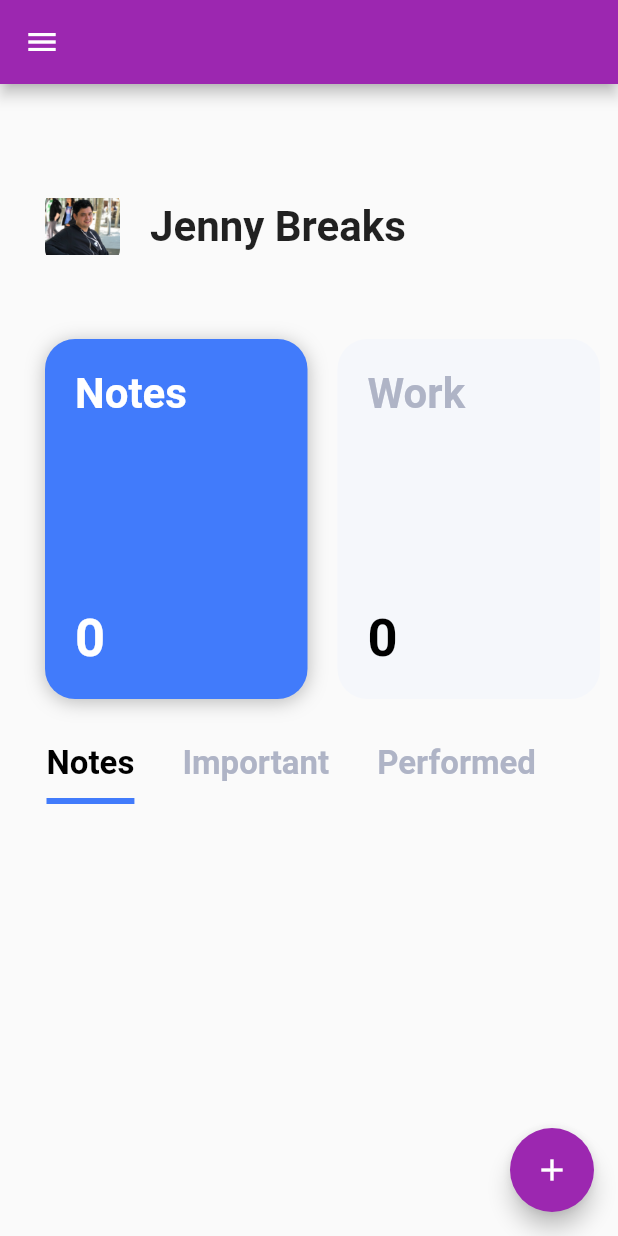
After one commit to Faisal1135/student-essential-app, a Flutter app: the NotesScreen screen opened by its route, on a phone screen of 412 x 824 dp. The commit adds this screen. Run offline on Flutter 3.47's test engine with Material 2 defaults, Android fonts, the phone set to English and light mode, and no system bars; our stand-ins replace flutter_form_builder, getflutter, hive, hive_flutter, image_picker; missing offline and left inert: firebase_ml_vision; accounts and stored records are empty; generated files the repository leaves out were written again.

Commit message:
primary note and note database setup

```diff
--- a/lib/constant.dart
+++ b/lib/constant.dart
@@ -1,3 +1,4 @@
 const kresultBox = 'resultbox';
 const kresultsBox = 'resultsbox';
 const String kHiveRoutineBox = "resultItem";
+const String kHiveNoteBox = "noteModel";
--- /dev/null
+++ b/lib/models/note_model.dart
@@ -0,0 +1,75 @@
+import 'package:hive/hive.dart';
+
+part 'note_model.g.dart';
+
+@HiveType(typeId: 5)
+class NoteModel {
+  @HiveField(0)
+  String title;
+
+  @HiveField(2)
+  String content;
+
+  @HiveField(3)
+  DateTime datetime;
+
+  @HiveField(4)
+  NoteTag noteTag;
+
+  @HiveField(5)
+  bool isImportent;
+
+  NoteModel(
+      {this.title,
+      this.content,
+      this.datetime,
+      this.noteTag,
+      this.isImportent = false});
+}
+
+@HiveType(typeId: 6)
+enum NoteTag {
+  @HiveField(0)
+  Home,
+  @HiveField(1)
+  Work,
+  @HiveField(2)
+  Notes,
+  @HiveField(3)
+  Complete,
+}
+
+const noteTagString = <NoteTag, String>{
+  NoteTag.Home: "Home",
+  NoteTag.Notes: "Notes",
+  NoteTag.Work: "Work",
+  NoteTag.Complete: "Complete"
+};
+
+// class Note {
+//   String title;
+//   String content;
+//   DateTime date;
+
+//   Note({this.title, this.content, this.date});
+// }
+
+//  Map<String, int> categories = {
+//   'Notes': 112,
+//   'Work': 58,
+//   'Home': 23,
+//   'Complete': 31,
+// };
+
+// final List<Note> notes = [
+//   Note(
+//     title: 'Buy ticket',
+//     content: 'Buy airplane ticket through Kayak for \$318.38',
+//     date: DateTime(2019, 10, 10, 8, 30),
+//   ),
+//   Note(
+//     title: 'Walk with dog',
+//     content: 'Walk on the street with my favorite dog.',
+//     date: DateTime(2019, 10, 10, 8, 30),
+//   ),
+// ];
--- a/lib/models/routine_model.dart
+++ b/lib/models/routine_model.dart
@@ -5,7 +5,7 @@ import 'package:hive/hive.dart';
 
 part 'routine_model.g.dart';
 
-@HiveType(typeId: 0)
+@HiveType(typeId: 4)
 class RoutineItem {
   @HiveField(0)
   final id;
--- /dev/null
+++ b/lib/screen/notes/note_main_page.dart
@@ -0,0 +1,275 @@
+import 'package:flutter/material.dart';
+import 'package:hive/hive.dart';
+import 'package:intl/intl.dart';
+import 'package:student/constant.dart';
+import 'package:student/screen/notes/note_edit.dart';
+import 'package:hive_flutter/hive_flutter.dart';
+import '../../widgets/mydrawer.dart';
+import '../../models/note_model.dart';
+
+class NotesScreen extends StatefulWidget {
+  static const routeName = "/note-main-screen";
+  @override
+  _NotesScreenState createState() => _NotesScreenState();
+}
+
+class _NotesScreenState extends State<NotesScreen>
+    with SingleTickerProviderStateMixin {
+  int _selectedCategoryIndex = 0;
+  TabController _tabController;
+  final DateFormat _dateFormatter = DateFormat('dd MMM');
+  final DateFormat _timeFormatter = DateFormat('h:mm');
+
+  @override
+  void initState() {
+    super.initState();
+    _tabController = TabController(initialIndex: 0, length: 3, vsync: this);
+  }
+
+  final nonModWid = Column(
+    children: <Widget>[
+      SizedBox(height: 40),
+      Padding(
+        padding: const EdgeInsets.all(30.0),
+        child: Row(
+          mainAxisAlignment: MainAxisAlignment.start,
+          children: <Widget>[
+            Container(
+              height: 50.0,
+              width: 50.0,
+              decoration: BoxDecoration(
+                image: DecorationImage(
+                  image: AssetImage('assets/images/user.jpg'),
+                ),
+                borderRadius: BorderRadius.circular(10.0),
+              ),
+            ),
+            SizedBox(width: 20.0),
+            Text(
+              'Jenny Breaks',
+              style: TextStyle(
+                fontSize: 28.0,
+                fontWeight: FontWeight.bold,
+              ),
+            ),
+          ],
+        ),
+      )
+    ],
+  );
+
+  Widget _buildCategoryCard(int index, String title, int count) {
+    return GestureDetector(
+      onTap: () {
+        setState(() {
+          _selectedCategoryIndex = index;
+        });
+      },
+      child: Container(
+        margin: EdgeInsets.symmetric(vertical: 20.0, horizontal: 10.0),
+        height: 240.0,
+        width: 175.0,
+        decoration: BoxDecoration(
+          color: _selectedCategoryIndex == index
+              ? Color(0xFF417BFB)
+              : Color(0xFFF5F7FB),
+          borderRadius: BorderRadius.circular(20.0),
+          boxShadow: [
+            _selectedCategoryIndex == index
+                ? BoxShadow(
+                    color: Colors.black26,
+                    offset: Offset(0, 2),
+                    blurRadius: 10.0)
+                : BoxShadow(color: Colors.transparent),
+          ],
+        ),
+        child: Column(
+          mainAxisAlignment: MainAxisAlignment.spaceBetween,
+          crossAxisAlignment: CrossAxisAlignment.start,
+          children: <Widget>[
+            Padding(
+              padding: EdgeInsets.all(20.0),
+              child: Text(
+                title,
+                style: TextStyle(
+                  color: _selectedCategoryIndex == index
+                      ? Colors.white
+                      : Color(0xFFAFB4C6),
+                  fontSize: 28.0,
+                  fontWeight: FontWeight.bold,
+                ),
+              ),
+            ),
+            Padding(
+              padding: EdgeInsets.all(20.0),
+              child: Text(
+                count.toString(),
+                style: TextStyle(
+                  color: _selectedCategoryIndex == index
+                      ? Colors.white
+                      : Colors.black,
+                  fontSize: 35.0,
+                  fontWeight: FontWeight.bold,
+                ),
+              ),
+            ),
+          ],
+        ),
+      ),
+    );
+  }
+
+  Widget _buildNotesList(List<NoteModel> notes) {
+    return Container(
+      height: 600,
+      child: ListView.builder(
+        itemCount: notes.length,
+        itemBuilder: (BuildContext context, int index) {
+          return Container();
+        },
+      ),
+    );
+  }
+
+  @override
+  Widget build(BuildContext context) {
+    return Scaffold(
+      appBar: AppBar(),
+      drawer: MyDrawer(),
+      floatingActionButton: FloatingActionButton(
+          onPressed: () => Navigator.pushNamed(context, EditNotePage.routeName),
+          child: Icon(Icons.add)),
+      body: ValueListenableBuilder(
+        valueListenable: Hive.box<NoteModel>(kHiveNoteBox).listenable(),
+        builder: (BuildContext context, Box<NoteModel> value, Widget ch) {
+          final Map<String, int> categories = {
+            'Notes': value.values.length,
+            'Work': value.values
+                .where((note) => note.noteTag == NoteTag.Work)
+                .length,
+            'Home': value.values
+                .where((note) => note.noteTag == NoteTag.Home)
+                .length,
+            'Complete': value.values
+                .where((note) => note.noteTag == NoteTag.Complete)
+                .length,
+          };
+          final Size size = MediaQuery.of(context).size;
+
+          return ListView(
+            children: <Widget>[
+              nonModWid,
+              Container(
+                height: 280.0,
+                child: ListView.builder(
+                  scrollDirection: Axis.horizontal,
+                  itemCount: categories.length + 1,
+                  itemBuilder: (BuildContext context, int index) {
+                    if (index == 0) {
+                      return SizedBox(width: 20.0);
+                    }
+                    return _buildCategoryCard(
+                      index - 1,
+                      categories.keys.toList()[index - 1],
+                      categories.values.toList()[index - 1],
+                    );
+                  },
+                ),
+              ),
+              Padding(
+                padding: EdgeInsets.only(left: 15.0),
+                child: TabBar(
+                  controller: _tabController,
+                  labelColor: Colors.black,
+                  unselectedLabelColor: Color(0xFFAFB4C6),
+                  indicatorColor: Color(0xFF417BFB),
+                  indicatorSize: TabBarIndicatorSize.label,
+                  indicatorWeight: 4.0,
+                  isScrollable: true,
+                  tabs: <Widget>[
+                    Tab(
+                      child: Text(
+                        'Notes',
+                        style: TextStyle(
+                          fontSize: 22.0,
+                          fontWeight: FontWeight.bold,
+                        ),
+                      ),
+                    ),
+                    Tab(
+                      child: Text(
+                        'Important',
+                        style: TextStyle(
+                          fontSize: 22.0,
+                          fontWeight: FontWeight.bold,
+                        ),
+                      ),
+                    ),
+                    Tab(
+                      child: Text(
+                        'Performed',
+                        style: TextStyle(
+                          fontSize: 22.0,
+                          fontWeight: FontWeight.bold,
+                        ),
+                      ),
+                    ),
+                  ],
+                ),
+              ),
+              Column(
+                children: value.values
+                    .toList()
+                    .map(
+                      (note) => Container(
+                        margin: EdgeInsets.symmetric(horizontal: 30.0),
+                        padding: EdgeInsets.all(30.0),
+                        decoration: BoxDecoration(
+                          color: Color(0xFFF5F7FB),
+                          borderRadius: BorderRadius.circular(30.0),
+                        ),
+                        child: Column(
+                          children: <Widget>[
+                            Row(
+                              mainAxisAlignment: MainAxisAlignment.spaceBetween,
+                              children: <Widget>[
+                                Text(
+                                  note.title,
+                                  style: TextStyle(
+                                    color: Colors.black,
+                                    fontSize: 18.0,
+                                    fontWeight: FontWeight.w600,
+                                  ),
+                                ),
+                                Text(
+                                  _timeFormatter.format(note.datetime),
+                                  style: TextStyle(
+                                    color: Color(0xFFAFB4C6),
+                                    fontSize: 18.0,
+                                    fontWeight: FontWeight.w500,
+                                  ),
+                                ),
+                              ],
+                            ),
+                            SizedBox(height: 15.0),
+                            Text(
+                              note.content,
+                              style: TextStyle(
+                                color: Colors.black,
+                                fontSize: 18.0,
+                                fontWeight: FontWeight.w500,
+                              ),
+                            ),
+                          ],
+                        ),
+                      ),
+                    )
+                    .toList(),
+              )
+            ],
+          );
+        },
+      ),
+    );
+  }
+}
```
Also changed, not shown: lib/main.dart (+10 -1 lines), lib/screen/notes/note_edit.dart (added, +173 -0 lines), lib/screen/ocr/homepage.dart (+9 -17 lines), lib/widgets/mydrawer.dart (+15 -0 lines), pubspec.yaml (+6 -1 lines), assets/images/user.jpg (added), lib/models/note_model.g.dart (added), lib/models/result_model.g.dart, lib/models/routine_model.g.dart, pubspec.lock.
